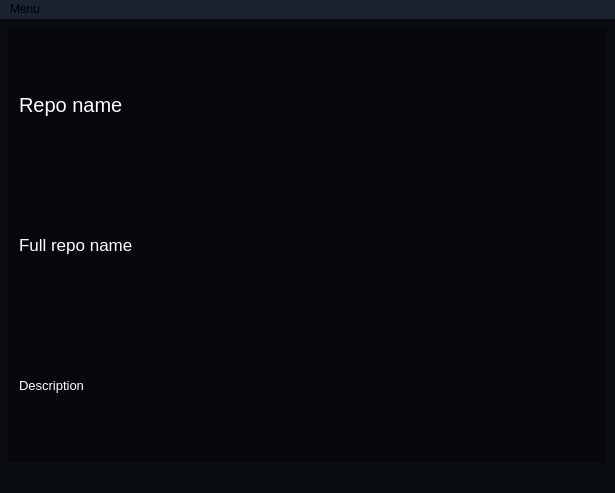
The window that Projetos/GitHub_user_information/layouts/repos_information.ui (JoaoEmanuell/Meus-Estudos-Python) describes before a commit, drawn with Qt 5.
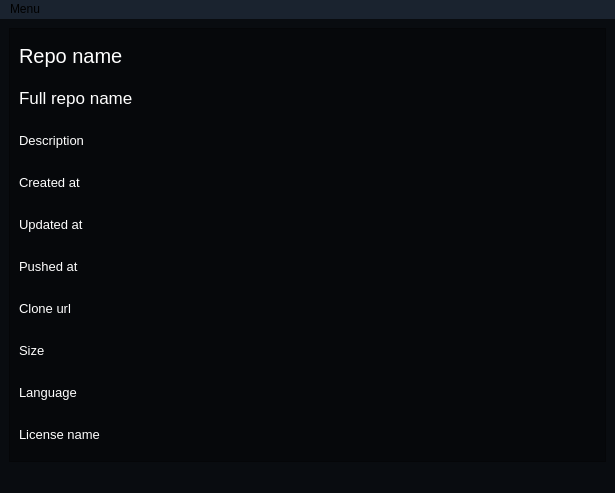
The same window after the commit.

Commit message: repo informatio set in interface

Diff of the .ui file:
```diff
--- a/Projetos/GitHub_user_information/layouts/repos_information.ui
+++ b/Projetos/GitHub_user_information/layouts/repos_information.ui
@@ -83,6 +83,111 @@
             </property>
            </widget>
           </item>
+          <item>
+           <widget class="QLabel" name="repo_created_at">
+            <property name="font">
+             <font>
+              <pointsize>10</pointsize>
+             </font>
+            </property>
+            <property name="styleSheet">
+             <string notr="true">color : white;</string>
+            </property>
+            <property name="text">
+             <string>Created at</string>
+            </property>
+           </widget>
+          </item>
+          <item>
+           <widget class="QLabel" name="repo_updated_at">
+            <property name="font">
+             <font>
+              <pointsize>10</pointsize>
+             </font>
+            </property>
+            <property name="styleSheet">
+             <string notr="true">color : white;</string>
+            </property>
+            <property name="text">
+             <string>Updated at</string>
+            </property>
+           </widget>
+          </item>
+          <item>
+           <widget class="QLabel" name="repo_pushed_at">
+            <property name="font">
+             <font>
+              <pointsize>10</pointsize>
+             </font>
+            </property>
+            <property name="styleSheet">
+             <string notr="true">color : white;</string>
+            </property>
+            <property name="text">
+             <string>Pushed at</string>
+            </property>
+           </widget>
+          </item>
+          <item>
+           <widget class="QLabel" name="repo_clone_url">
+            <property name="font">
+             <font>
+              <pointsize>10</pointsize>
+             </font>
+            </property>
+            <property name="styleSheet">
+             <string notr="true">color : white;</string>
+            </property>
+            <property name="text">
+             <string>Clone url</string>
+            </property>
+           </widget>
+          </item>
+          <item>
+           <widget class="QLabel" name="repo_size">
+            <property name="font">
+             <font>
+              <pointsize>10</pointsize>
+             </font>
+            </property>
+            <property name="styleSheet">
+             <string notr="true">color : white;</string>
+            </property>
+            <property name="text">
+             <string>Size</string>
+            </property>
+           </widget>
+          </item>
+          <item>
+           <widget class="QLabel" name="repo_language">
+            <property name="font">
+             <font>
+              <pointsize>10</pointsize>
+             </font>
+            </property>
+            <property name="styleSheet">
+             <string notr="true">color : white;</string>
+            </property>
+            <property name="text">
+             <string>Language</string>
+            </property>
+           </widget>
+          </item>
+          <item>
+           <widget class="QLabel" name="repo_license_name">
+            <property name="font">
+             <font>
+              <pointsize>10</pointsize>
+             </font>
+            </property>
+            <property name="styleSheet">
+             <string notr="true">color : white;</string>
+            </property>
+            <property name="text">
+             <string>License name</string>
+            </property>
+           </widget>
+          </item>
          </layout>
         </item>
        </layout>
```
The commit also changes 2 other files.
